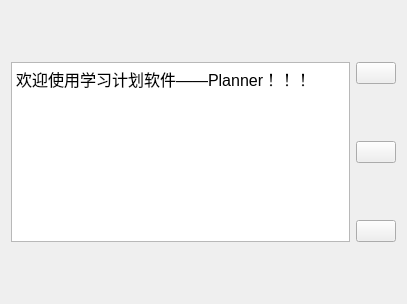
Old version of the form planner_teamwork/startui.ui in the repository xifeng0126/Planner_teamwork.
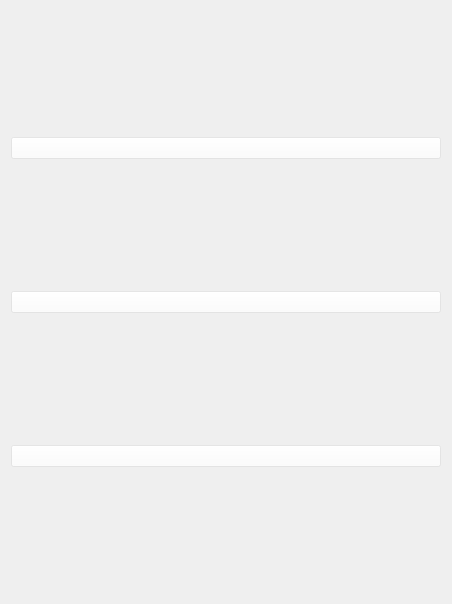
New version of the form. Icons and pictures are not drawn.

Patch:
```diff
--- a/planner_teamwork/startui.ui
+++ b/planner_teamwork/startui.ui
@@ -6,8 +6,8 @@
    <rect>
     <x>0</x>
     <y>0</y>
-    <width>407</width>
-    <height>304</height>
+    <width>452</width>
+    <height>604</height>
    </rect>
   </property>
   <property name="windowTitle">
@@ -17,31 +17,17 @@
    <iconset>
     <normaloff>../resources/appicon.png</normaloff>../resources/appicon.png</iconset>
   </property>
+  <property name="styleSheet">
+   <string notr="true"/>
+  </property>
   <layout class="QGridLayout" name="gridLayout">
-   <item row="2" column="1">
-    <widget class="QPushButton" name="exitOut">
-     <property name="text">
-      <string/>
-     </property>
-     <property name="icon">
-      <iconset>
-       <normaloff>../resources/232BA6219E241DECDC960184E31063CD.png</normaloff>../resources/232BA6219E241DECDC960184E31063CD.png</iconset>
-     </property>
-     <property name="iconSize">
-      <size>
-       <width>63</width>
-       <height>16</height>
-      </size>
-     </property>
-    </widget>
-   </item>
-   <item row="0" column="1">
+   <item row="0" column="0">
     <widget class="QPushButton" name="logIn">
      <property name="autoFillBackground">
       <bool>false</bool>
      </property>
      <property name="styleSheet">
-      <string notr="true"/>
+      <string notr="true">background-color: rgba(255,255,255,70);</string>
      </property>
      <property name="text">
       <string/>
@@ -58,8 +44,31 @@
      </property>
     </widget>
    </item>
-   <item row="1" column="1">
+   <item row="4" column="0">
+    <widget class="QPushButton" name="exitOut">
+     <property name="styleSheet">
+      <string notr="true">background-color: rgba(255,255,255,70);</string>
+     </property>
+     <property name="text">
+      <string/>
+     </property>
+     <property name="icon">
+      <iconset>
+       <normaloff>../resources/232BA6219E241DECDC960184E31063CD.png</normaloff>../resources/232BA6219E241DECDC960184E31063CD.png</iconset>
+     </property>
+     <property name="iconSize">
+      <size>
+       <width>63</width>
+       <height>16</height>
+      </size>
+     </property>
+    </widget>
+   </item>
+   <item row="3" column="0">
     <widget class="QPushButton" name="signUp">
+     <property name="styleSheet">
+      <string notr="true">background-color: rgba(255,255,255,70);</string>
+     </property>
      <property name="text">
       <string/>
      </property>
@@ -75,20 +84,6 @@
      </property>
     </widget>
    </item>
-   <item row="0" column="0" rowspan="3">
-    <widget class="QTextBrowser" name="textBrowser">
-     <property name="html">
-      <string>&lt;!DOCTYPE HTML PUBLIC &quot;-//W3C//DTD HTML 4.0//EN&quot; &quot;http://www.w3.org/TR/REC-html40/strict.dtd&quot;&gt;
-&lt;html&gt;&lt;head&gt;&lt;meta name=&quot;qrichtext&quot; content=&quot;1&quot; /&gt;&lt;style type=&quot;text/css&quot;&gt;
-p, li { white-space: pre-wrap; }
-&lt;/style&gt;&lt;/head&gt;&lt;body style=&quot; font-family:'SimSun'; font-size:9pt; font-weight:400; font-style:normal;&quot;&gt;
-&lt;p style=&quot; margin-top:0px; margin-bottom:0px; margin-left:0px; margin-right:0px; -qt-block-indent:0; text-indent:0px;&quot;&gt;&lt;span style=&quot; font-size:12pt;&quot;&gt;欢迎使用学习计划软件——Planner！！！&lt;/span&gt;&lt;/p&gt;
-&lt;p style=&quot;-qt-paragraph-type:empty; margin-top:0px; margin-bottom:0px; margin-left:0px; margin-right:0px; -qt-block-indent:0; text-indent:0px; font-size:12pt;&quot;&gt;&lt;br /&gt;&lt;/p&gt;
-&lt;p style=&quot;-qt-paragraph-type:empty; margin-top:0px; margin-bottom:0px; margin-left:0px; margin-right:0px; -qt-block-indent:0; text-indent:0px;&quot;&gt;&lt;br /&gt;&lt;/p&gt;
-&lt;p style=&quot;-qt-paragraph-type:empty; margin-top:0px; margin-bottom:0px; margin-left:0px; margin-right:0px; -qt-block-indent:0; text-indent:0px;&quot;&gt;&lt;br /&gt;&lt;/p&gt;&lt;/body&gt;&lt;/html&gt;</string>
-     </property>
-    </widget>
-   </item>
   </layout>
  </widget>
  <resources/>
```
